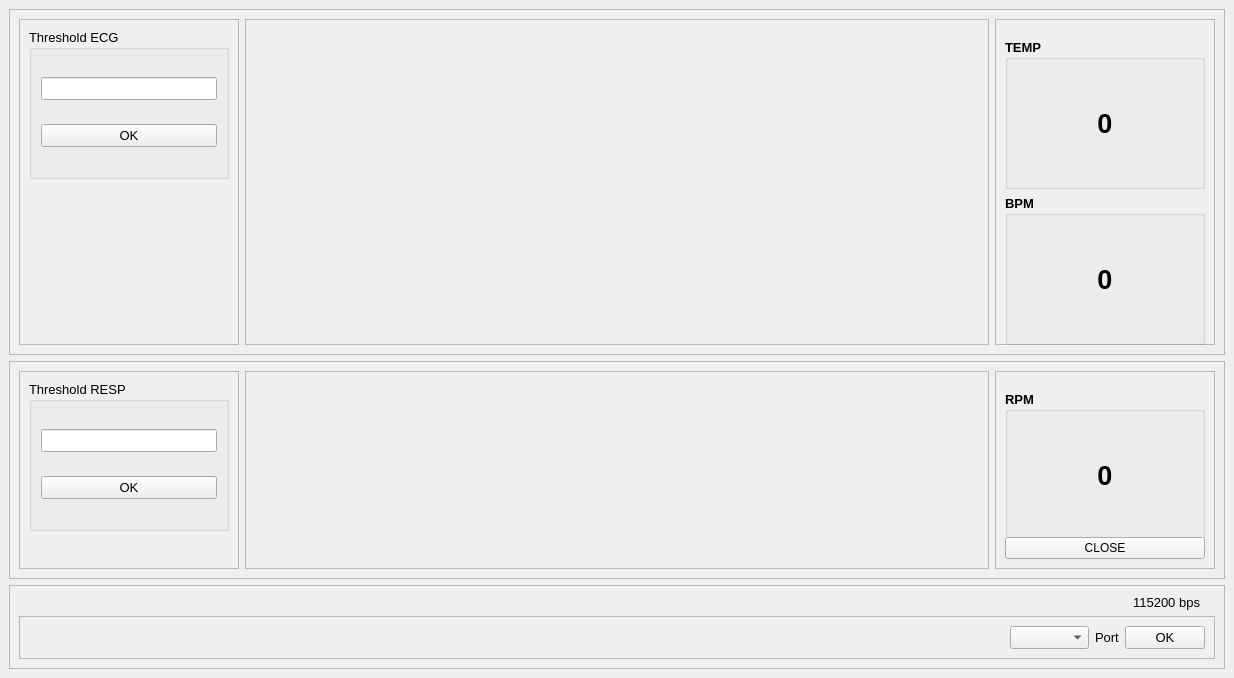
First picture: the form in MainWindow.ui, repository faisalrao778/ECGSoftware, before the edit.
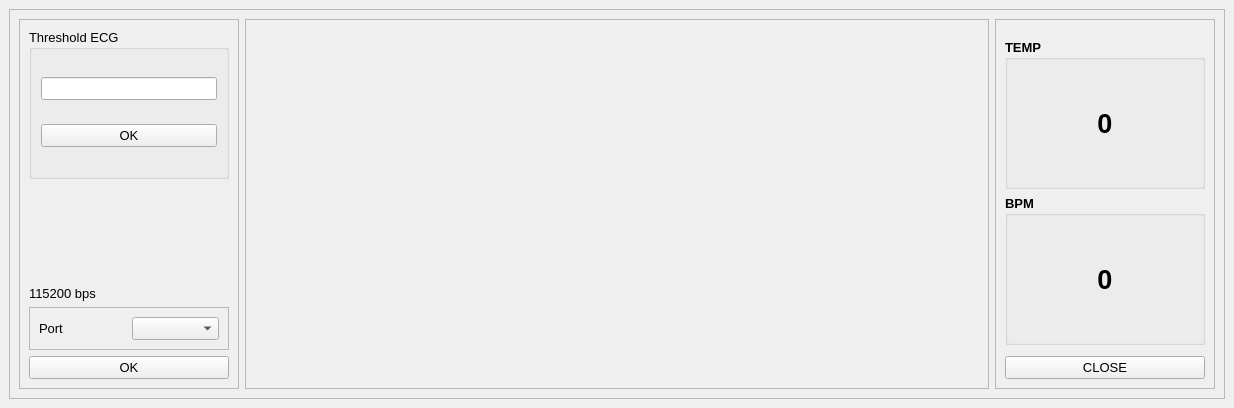
Second picture: the form after the edit.

```diff
--- a/MainWindow.ui
+++ b/MainWindow.ui
@@ -7,7 +7,7 @@
     <x>0</x>
     <y>0</y>
     <width>1234</width>
-    <height>670</height>
+    <height>408</height>
    </rect>
   </property>
   <property name="windowTitle">
@@ -104,11 +104,102 @@
               <property name="sizeHint" stdset="0">
                <size>
                 <width>20</width>
-                <height>40</height>
+                <height>0</height>
                </size>
               </property>
              </spacer>
             </item>
+            <item>
+             <widget class="QLabel" name="label_2">
+              <property name="maximumSize">
+               <size>
+                <width>16777215</width>
+                <height>16777215</height>
+               </size>
+              </property>
+              <property name="font">
+               <font>
+                <pointsize>10</pointsize>
+               </font>
+              </property>
+              <property name="text">
+               <string>115200 bps</string>
+              </property>
+              <property name="alignment">
+               <set>Qt::AlignLeading|Qt::AlignLeft|Qt::AlignVCenter</set>
+              </property>
+              <property name="margin">
+               <number>0</number>
+              </property>
+              <property name="indent">
+               <number>0</number>
+              </property>
+             </widget>
+            </item>
+            <item>
+             <widget class="QFrame" name="frame">
+              <property name="maximumSize">
+               <size>
+                <width>16777215</width>
+                <height>16777215</height>
+               </size>
+              </property>
+              <property name="font">
+               <font>
+                <pointsize>10</pointsize>
+               </font>
+              </property>
+              <property name="frameShape">
+               <enum>QFrame::StyledPanel</enum>
+              </property>
+              <property name="frameShadow">
+               <enum>QFrame::Raised</enum>
+              </property>
+              <layout class="QHBoxLayout" name="horizontalLayout_8">
+               <item>
+                <widget class="QLabel" name="label">
+                 <property name="maximumSize">
+                  <size>
+                   <width>100</width>
+                   <height>16777215</height>
+                  </size>
+                 </property>
+                 <property name="text">
+                  <string>Port</string>
+                 </property>
+                </widget>
+               </item>
+               <item>
+                <widget class="QComboBox" name="comboBox_port_num">
+                 <property name="maximumSize">
+                  <size>
+                   <width>100</width>
+                   <height>25</height>
+                  </size>
+                 </property>
+                </widget>
+               </item>
+              </layout>
+             </widget>
+            </item>
+            <item>
+             <widget class="QPushButton" name="pushButton_save_port">
+              <property name="maximumSize">
+               <size>
+                <width>400</width>
+                <height>30</height>
+               </size>
+              </property>
+              <property name="font">
+               <font>
+                <pointsize>10</pointsize>
+               </font>
+              </property>
+              <property name="text">
+               <string>OK</string>
+              </property>
+             </widget>
+            </item>
            </layout>
           </widget>
          </item>
@@ -250,89 +341,6 @@
              </widget>
             </item>
             <item>
-             <spacer name="verticalSpacer_3">
-              <property name="orientation">
-               <enum>Qt::Vertical</enum>
-              </property>
-              <property name="sizeHint" stdset="0">
-               <size>
-                <width>20</width>
-                <height>40</height>
-               </size>
-              </property>
-             </spacer>
-            </item>
-           </layout>
-          </widget>
-         </item>
-        </layout>
-       </widget>
-      </item>
-      <item>
-       <widget class="QFrame" name="frame_resp">
-        <property name="frameShape">
-         <enum>QFrame::StyledPanel</enum>
-        </property>
-        <property name="frameShadow">
-         <enum>QFrame::Raised</enum>
-        </property>
-        <layout class="QHBoxLayout" name="horizontalLayout_6">
-         <item>
-          <widget class="QFrame" name="frame_resp_controls">
-           <property name="maximumSize">
-            <size>
-             <width>220</width>
-             <height>16777215</height>
-            </size>
-           </property>
-           <property name="frameShape">
-            <enum>QFrame::StyledPanel</enum>
-           </property>
-           <property name="frameShadow">
-            <enum>QFrame::Raised</enum>
-           </property>
-           <layout class="QVBoxLayout" name="verticalLayout_6">
-            <item>
-             <widget class="QGroupBox" name="groupBox_threshold2">
-              <property name="minimumSize">
-               <size>
-                <width>200</width>
-                <height>150</height>
-               </size>
-              </property>
-              <property name="maximumSize">
-               <size>
-                <width>200</width>
-                <height>150</height>
-               </size>
-              </property>
-              <property name="font">
-               <font>
-                <pointsize>10</pointsize>
-               </font>
-              </property>
-              <property name="title">
-               <string>Threshold RESP</string>
-              </property>
-              <layout class="QVBoxLayout" name="verticalLayout_2">
-               <item>
-                <widget class="QLineEdit" name="lineEdit_threshold2">
-                 <property name="alignment">
-                  <set>Qt::AlignCenter</set>
-                 </property>
-                </widget>
-               </item>
-               <item>
-                <widget class="QPushButton" name="pushButton_threshold2_save">
-                 <property name="text">
-                  <string>OK</string>
-                 </property>
-                </widget>
-               </item>
-              </layout>
-             </widget>
-            </item>
-            <item>
              <spacer name="verticalSpacer_2">
               <property name="orientation">
                <enum>Qt::Vertical</enum>
@@ -340,117 +348,24 @@
               <property name="sizeHint" stdset="0">
                <size>
                 <width>20</width>
-                <height>40</height>
-               </size>
-              </property>
-             </spacer>
-            </item>
-           </layout>
-          </widget>
-         </item>
-         <item>
-          <widget class="QFrame" name="frame_resp_chart">
-           <property name="frameShape">
-            <enum>QFrame::StyledPanel</enum>
-           </property>
-           <property name="frameShadow">
-            <enum>QFrame::Raised</enum>
-           </property>
-           <layout class="QVBoxLayout" name="verticalLayout_8">
-            <item>
-             <layout class="QGridLayout" name="gridLayout_chart2"/>
-            </item>
-            <item>
-             <spacer name="verticalSpacer_6">
-              <property name="orientation">
-               <enum>Qt::Vertical</enum>
-              </property>
-              <property name="sizeHint" stdset="0">
-               <size>
-                <width>20</width>
-                <height>40</height>
-               </size>
-              </property>
-             </spacer>
-            </item>
-           </layout>
-          </widget>
-         </item>
-         <item>
-          <widget class="QFrame" name="frame_resp_data">
-           <property name="maximumSize">
-            <size>
-             <width>220</width>
-             <height>16777215</height>
-            </size>
-           </property>
-           <property name="frameShape">
-            <enum>QFrame::StyledPanel</enum>
-           </property>
-           <property name="frameShadow">
-            <enum>QFrame::Raised</enum>
-           </property>
-           <layout class="QVBoxLayout" name="verticalLayout_4">
-            <item>
-             <widget class="QGroupBox" name="groupBox_rpm">
-              <property name="minimumSize">
-               <size>
-                <width>200</width>
-                <height>150</height>
-               </size>
-              </property>
-              <property name="maximumSize">
-               <size>
-                <width>200</width>
-                <height>130</height>
-               </size>
-              </property>
-              <property name="font">
-               <font>
-                <pointsize>10</pointsize>
-                <weight>75</weight>
-                <bold>true</bold>
-               </font>
-              </property>
-              <property name="title">
-               <string>RPM</string>
-              </property>
-              <layout class="QHBoxLayout" name="horizontalLayout_4">
-               <item>
-                <widget class="QLabel" name="label_rpm">
-                 <property name="font">
-                  <font>
-                   <pointsize>20</pointsize>
-                   <weight>75</weight>
-                   <bold>true</bold>
-                  </font>
-                 </property>
-                 <property name="text">
-                  <string>0</string>
-                 </property>
-                 <property name="alignment">
-                  <set>Qt::AlignCenter</set>
-                 </property>
-                </widget>
-               </item>
-              </layout>
-             </widget>
-            </item>
-            <item>
-             <spacer name="verticalSpacer_4">
-              <property name="orientation">
-               <enum>Qt::Vertical</enum>
-              </property>
-              <property name="sizeHint" stdset="0">
-               <size>
-                <width>20</width>
-                <height>40</height>
+                <height>0</height>
                </size>
               </property>
              </spacer>
             </item>
             <item>
              <widget class="QPushButton" name="pushButton">
+              <property name="maximumSize">
+               <size>
+                <width>16777215</width>
+                <height>30</height>
+               </size>
+              </property>
+              <property name="font">
+               <font>
+                <pointsize>10</pointsize>
+               </font>
+              </property>
               <property name="text">
                <string>CLOSE</string>
               </property>
@@ -462,129 +377,6 @@
         </layout>
        </widget>
       </item>
-      <item>
-       <widget class="QFrame" name="frame_port_setting">
-        <property name="minimumSize">
-         <size>
-          <width>0</width>
-          <height>0</height>
-         </size>
-        </property>
-        <property name="maximumSize">
-         <size>
-          <width>16777215</width>
-          <height>16777215</height>
-         </size>
-        </property>
-        <property name="frameShape">
-         <enum>QFrame::StyledPanel</enum>
-        </property>
-        <property name="frameShadow">
-         <enum>QFrame::Raised</enum>
-        </property>
-        <layout class="QVBoxLayout" name="verticalLayout_9">
-         <item>
-          <widget class="QLabel" name="label_2">
-           <property name="maximumSize">
-            <size>
-             <width>16777215</width>
-             <height>16777215</height>
-            </size>
-           </property>
-           <property name="font">
-            <font>
-             <pointsize>10</pointsize>
-            </font>
-           </property>
-           <property name="text">
-            <string>115200 bps</string>
-           </property>
-           <property name="alignment">
-            <set>Qt::AlignRight|Qt::AlignTrailing|Qt::AlignVCenter</set>
-           </property>
-           <property name="margin">
-            <number>0</number>
-           </property>
-           <property name="indent">
-            <number>15</number>
-           </property>
-          </widget>
-         </item>
-         <item>
-          <widget class="QFrame" name="frame">
-           <property name="maximumSize">
-            <size>
-             <width>16777215</width>
-             <height>16777215</height>
-            </size>
-           </property>
-           <property name="font">
-            <font>
-             <pointsize>10</pointsize>
-            </font>
-           </property>
-           <property name="frameShape">
-            <enum>QFrame::StyledPanel</enum>
-           </property>
-           <property name="frameShadow">
-            <enum>QFrame::Raised</enum>
-           </property>
-           <layout class="QHBoxLayout" name="horizontalLayout_8">
-            <item>
-             <spacer name="horizontalSpacer">
-              <property name="orientation">
-               <enum>Qt::Horizontal</enum>
-              </property>
-              <property name="sizeHint" stdset="0">
-               <size>
-                <width>40</width>
-                <height>20</height>
-               </size>
-              </property>
-             </spacer>
-            </item>
-            <item>
-             <widget class="QComboBox" name="comboBox_port_num">
-              <property name="maximumSize">
-               <size>
-                <width>100</width>
-                <height>25</height>
-               </size>
-              </property>
-             </widget>
-            </item>
-            <item>
-             <widget class="QLabel" name="label">
-              <property name="maximumSize">
-               <size>
-                <width>100</width>
-                <height>16777215</height>
-               </size>
-              </property>
-              <property name="text">
-               <string>Port</string>
-              </property>
-             </widget>
-            </item>
-            <item>
-             <widget class="QPushButton" name="pushButton_save_port">
-              <property name="maximumSize">
-               <size>
-                <width>100</width>
-                <height>25</height>
-               </size>
-              </property>
-              <property name="text">
-               <string>OK</string>
-              </property>
-             </widget>
-            </item>
-           </layout>
-          </widget>
-         </item>
-        </layout>
-       </widget>
-      </item>
      </layout>
     </item>
    </layout>
```
